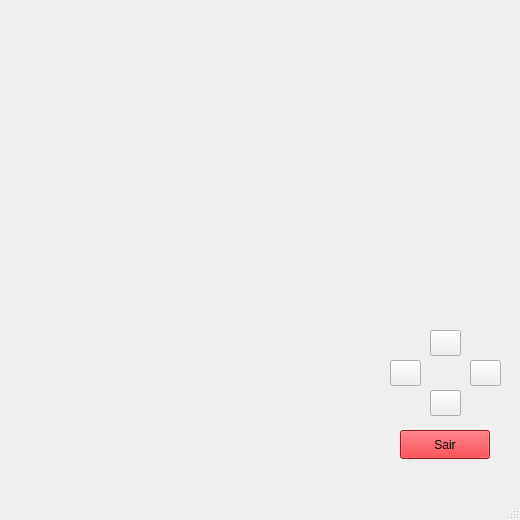
Old version of the form mainwindow.ui in the repository AlysonVI/ComputacaoGrafica.
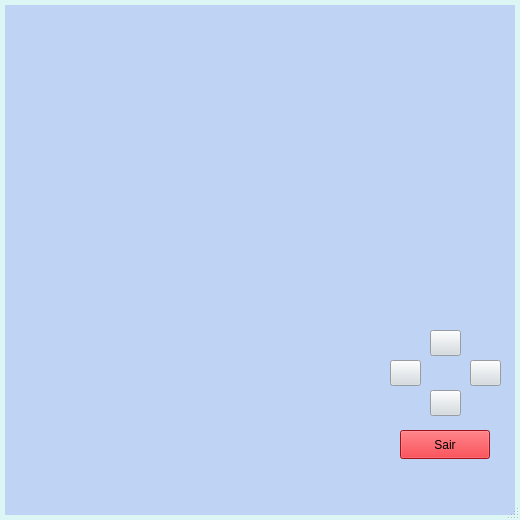
New version of the form.

```diff
--- a/mainwindow.ui
+++ b/mainwindow.ui
@@ -13,6 +13,15 @@
   <property name="windowTitle">
    <string>MainWindow</string>
   </property>
+  <property name="styleSheet">
+   <string notr="true">#MainWindow{
+	color:#000;
+	border:5px solid #DCF5F5;
+	background-color:#BFD3F5;
+}
+
+</string>
+  </property>
   <widget class="QWidget" name="centralwidget">
    <widget class="QPushButton" name="exit">
     <property name="geometry">
@@ -134,6 +143,15 @@
          </color>
         </brush>
        </colorrole>
+       <colorrole role="Highlight">
+        <brush brushstyle="SolidPattern">
+         <color alpha="255">
+          <red>255</red>
+          <green>255</green>
+          <blue>255</blue>
+         </color>
+        </brush>
+       </colorrole>
        <colorrole role="AlternateBase">
         <brush brushstyle="SolidPattern">
          <color alpha="255">
@@ -289,6 +307,15 @@
          </color>
         </brush>
        </colorrole>
+       <colorrole role="Highlight">
+        <brush brushstyle="SolidPattern">
+         <color alpha="255">
+          <red>255</red>
+          <green>255</green>
+          <blue>255</blue>
+         </color>
+        </brush>
+       </colorrole>
        <colorrole role="AlternateBase">
         <brush brushstyle="SolidPattern">
          <color alpha="255">
@@ -444,6 +471,15 @@
          </color>
         </brush>
        </colorrole>
+       <colorrole role="Highlight">
+        <brush brushstyle="SolidPattern">
+         <color alpha="255">
+          <red>255</red>
+          <green>255</green>
+          <blue>255</blue>
+         </color>
+        </brush>
+       </colorrole>
        <colorrole role="AlternateBase">
         <brush brushstyle="SolidPattern">
          <color alpha="255">
@@ -505,6 +541,12 @@
       <height>26</height>
      </rect>
     </property>
+    <property name="styleSheet">
+     <string notr="true">#right{
+	background-color:#D3DBE0;
+	size: 30px;
+}</string>
+    </property>
     <property name="text">
      <string/>
     </property>
@@ -518,6 +560,12 @@
       <height>26</height>
      </rect>
     </property>
+    <property name="styleSheet">
+     <string notr="true">#up{
+	background-color:#D3DBE0;
+	size: 30px;
+}</string>
+    </property>
     <property name="text">
      <string/>
     </property>
@@ -531,6 +579,13 @@
       <height>26</height>
      </rect>
     </property>
+    <property name="styleSheet">
+     <string notr="true">#down{
+	background-color:#D3DBE0;
+	border-radios: 10px;
+	size: 30px;
+}</string>
+    </property>
     <property name="text">
      <string/>
     </property>
@@ -544,6 +599,12 @@
       <height>26</height>
      </rect>
     </property>
+    <property name="styleSheet">
+     <string notr="true">#left{
+	background-color:#D3DBE0;
+	size: 30px;
+}</string>
+    </property>
     <property name="text">
      <string/>
     </property>
```
Left out of the diff: 4 changed lines with no effect on the pictures.
